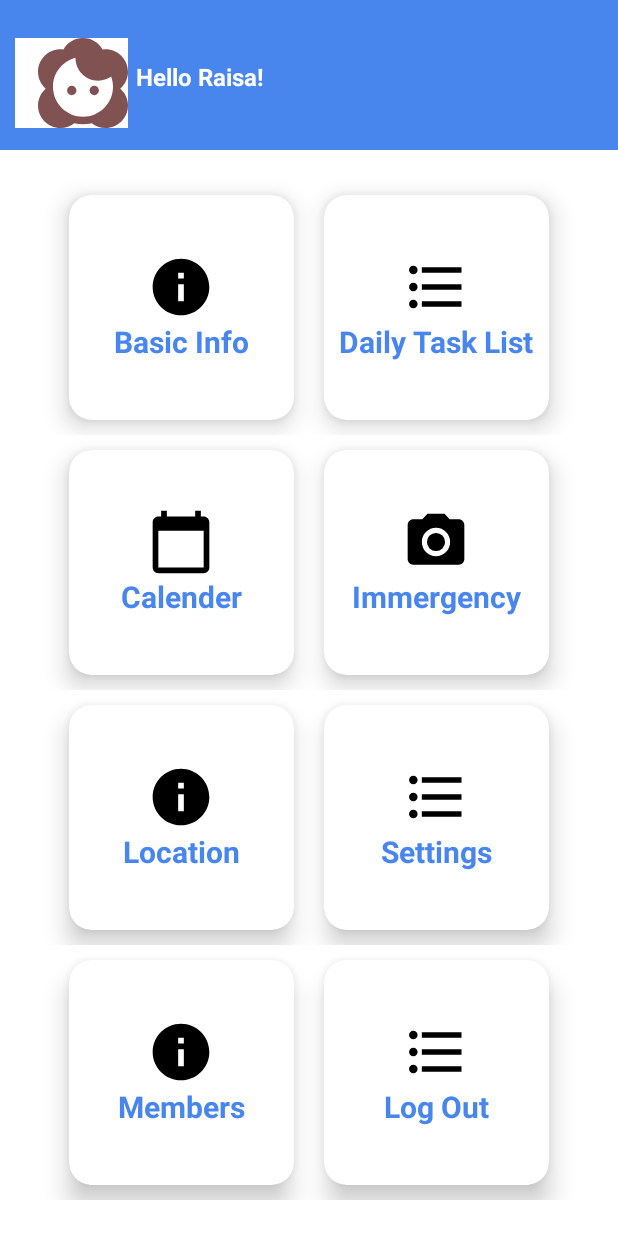
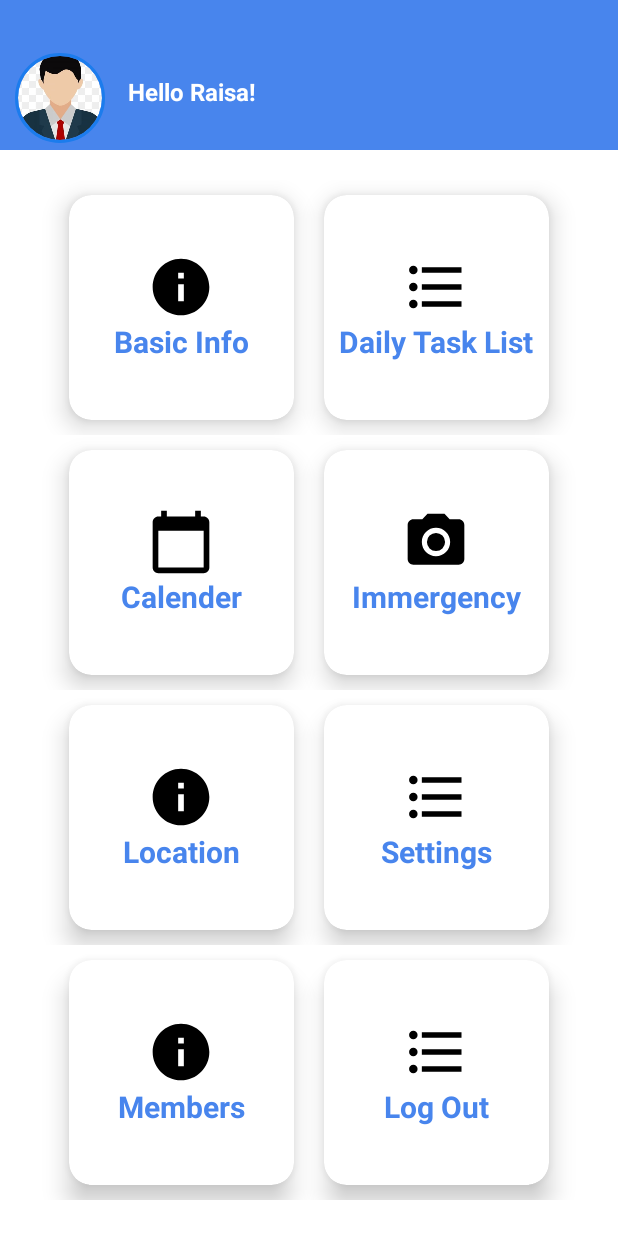
Before and after one commit to Raisa-islam/CarePlus, an Android app: the MainActivity2 screen opened directly, with no data from a screen before it, on a phone screen of 412 x 824 dp. Run offline under Robolectric (Android 15) with nearby library versions, the phone set to English and light mode, and no system bars; our stand-ins replace CircleImageView.

Commit message:
a little change

```diff
--- a/app/src/main/java/com/raisa/update1/Basic_info_card.java
+++ b/app/src/main/java/com/raisa/update1/Basic_info_card.java
@@ -4,6 +4,7 @@ import androidx.appcompat.app.AppCompatActivity;
 
 import android.os.Bundle;
 import android.view.View;
+import android.view.WindowManager;
 import android.widget.ImageView;
 import android.widget.TextView;
 
@@ -14,6 +15,7 @@ public class Basic_info_card extends AppCompatActivity {
     @Override
     protected void onCreate(Bundle savedInstanceState) {
         super.onCreate(savedInstanceState);
+        getWindow().setFlags(WindowManager.LayoutParams.FLAG_FULLSCREEN, WindowManager.LayoutParams.FLAG_FULLSCREEN);
         setContentView(R.layout.activity_basic_info_card);
 
         edit_info = findViewById(R.id.edit_info);
--- a/app/src/main/java/com/raisa/update1/MainActivity.java
+++ b/app/src/main/java/com/raisa/update1/MainActivity.java
@@ -5,6 +5,7 @@ import androidx.appcompat.app.AppCompatActivity;
 import android.content.Intent;
 import android.os.Bundle;
 import android.view.View;
+import android.view.WindowManager;
 import android.widget.Button;
 import android.widget.EditText;
 
@@ -14,6 +15,7 @@ public class MainActivity extends AppCompatActivity {
     @Override
     protected void onCreate(Bundle savedInstanceState) {
         super.onCreate(savedInstanceState);
+        getWindow().setFlags(WindowManager.LayoutParams.FLAG_FULLSCREEN, WindowManager.LayoutParams.FLAG_FULLSCREEN);
         setContentView(R.layout.activity_main);
         type = findViewById(R.id.user_type);
         login = findViewById(R.id.button);
--- a/app/src/main/java/com/raisa/update1/MainActivity2.java
+++ b/app/src/main/java/com/raisa/update1/MainActivity2.java
@@ -6,6 +6,7 @@ import androidx.cardview.widget.CardView;
 import android.content.Intent;
 import android.os.Bundle;
 import android.view.View;
+import android.view.WindowManager;
 import android.widget.Toast;
 
 public class MainActivity2 extends AppCompatActivity {
@@ -13,6 +14,7 @@ public class MainActivity2 extends AppCompatActivity {
     @Override
     protected void onCreate(Bundle savedInstanceState) {
         super.onCreate(savedInstanceState);
+        getWindow().setFlags(WindowManager.LayoutParams.FLAG_FULLSCREEN, WindowManager.LayoutParams.FLAG_FULLSCREEN);
         setContentView(R.layout.activity_main2);
 
         task = findViewById(R.id.CardTask);
--- a/app/src/main/java/com/raisa/update1/MainActivity3.java
+++ b/app/src/main/java/com/raisa/update1/MainActivity3.java
@@ -3,6 +3,7 @@ package com.raisa.update1;
 import android.os.Bundle;
 import android.view.View;
 import android.view.Menu;
+import android.view.WindowManager;
 
 import com.google.android.material.snackbar.Snackbar;
 import com.google.android.material.navigation.NavigationView;
@@ -24,6 +25,7 @@ public class MainActivity3 extends AppCompatActivity {
     @Override
     protected void onCreate(Bundle savedInstanceState) {
         super.onCreate(savedInstanceState);
+        getWindow().setFlags(WindowManager.LayoutParams.FLAG_FULLSCREEN, WindowManager.LayoutParams.FLAG_FULLSCREEN);
 
         binding = ActivityMain3Binding.inflate(getLayoutInflater());
         setContentView(binding.getRoot());
--- a/app/src/main/java/com/raisa/update1/Member_card.java
+++ b/app/src/main/java/com/raisa/update1/Member_card.java
@@ -3,12 +3,14 @@ package com.raisa.update1;
 import androidx.appcompat.app.AppCompatActivity;
 
 import android.os.Bundle;
+import android.view.WindowManager;
 
 public class Member_card extends AppCompatActivity {
 
     @Override
     protected void onCreate(Bundle savedInstanceState) {
         super.onCreate(savedInstanceState);
+        getWindow().setFlags(WindowManager.LayoutParams.FLAG_FULLSCREEN, WindowManager.LayoutParams.FLAG_FULLSCREEN);
         setContentView(R.layout.activity_member_card);
     }
 }
--- a/app/src/main/java/com/raisa/update1/TaskList_card.java
+++ b/app/src/main/java/com/raisa/update1/TaskList_card.java
@@ -10,6 +10,7 @@ import android.view.Gravity;
 import android.view.View;
 import android.view.ViewGroup;
 import android.view.Window;
+import android.view.WindowManager;
 import android.widget.TextView;
 
 import com.airbnb.lottie.LottieAnimationView;
@@ -21,6 +22,7 @@ public class TaskList_card extends AppCompatActivity {
     @Override
     protected void onCreate(Bundle savedInstanceState) {
         super.onCreate(savedInstanceState);
+        getWindow().setFlags(WindowManager.LayoutParams.FLAG_FULLSCREEN, WindowManager.LayoutParams.FLAG_FULLSCREEN);
         setContentView(R.layout.activity_task_list_card);
 
         addTask = findViewById(R.id.addTask);
--- a/app/src/main/java/com/raisa/update1/settings_card.java
+++ b/app/src/main/java/com/raisa/update1/settings_card.java
@@ -3,12 +3,14 @@ package com.raisa.update1;
 import androidx.appcompat.app.AppCompatActivity;
 
 import android.os.Bundle;
+import android.view.WindowManager;
 
 public class settings_card extends AppCompatActivity {
 
     @Override
     protected void onCreate(Bundle savedInstanceState) {
         super.onCreate(savedInstanceState);
+        getWindow().setFlags(WindowManager.LayoutParams.FLAG_FULLSCREEN, WindowManager.LayoutParams.FLAG_FULLSCREEN);
         setContentView(R.layout.activity_settings_card);
     }
 }
--- a/app/src/main/java/com/raisa/update1/splash.java
+++ b/app/src/main/java/com/raisa/update1/splash.java
@@ -5,6 +5,7 @@ import androidx.appcompat.app.AppCompatActivity;
 import android.content.Intent;
 import android.os.Bundle;
 import android.os.Handler;
+import android.view.WindowManager;
 import android.view.animation.Animation;
 import android.view.animation.AnimationUtils;
 import android.widget.TextView;
@@ -16,11 +17,12 @@ public class splash extends AppCompatActivity {
     @Override
     protected void onCreate(Bundle savedInstanceState) {
         super.onCreate(savedInstanceState);
+        getWindow().setFlags(WindowManager.LayoutParams.FLAG_FULLSCREEN, WindowManager.LayoutParams.FLAG_FULLSCREEN);
         setContentView(R.layout.activity_splash);
 
         wel=findViewById(R.id.textview1);
         learning=findViewById(R.id.textview2);
-        //getWindow().setFlags(WindowManager.LayoutParams.FLAG_FULLSCREEN,WindowManager.LayoutParams.FLAG_FULLSCREEN);
+
         new Handler().postDelayed(new Runnable() {
             @Override
             public void run() {
--- a/app/src/main/res/layout/activity_main2.xml
+++ b/app/src/main/res/layout/activity_main2.xml
@@ -29,14 +29,18 @@
             <LinearLayout
                 android:layout_width="wrap_content"
                 android:layout_height="wrap_content"
-                android:layout_marginTop="25dp"
-                android:background="@color/white">
-
-                <ImageView
+                android:layout_marginTop="20dp"
+                android:background="@color/colorAccent">
+                <de.hdodenhof.circleimageview.CircleImageView
+                    android:id="@+id/profileCircleImageView"
                     android:layout_width="60dp"
                     android:layout_height="60dp"
-                    android:layout_marginLeft="15dp"
-                    android:background="@drawable/ic_baseline_face_2_24" />
+                    app:civ_border_width="2dp"
+                    app:civ_border_color="@color/imageBorderColor"
+                    android:src="@drawable/user_dp"
+                    android:layout_marginTop="15dp"
+                    android:layout_marginRight="10dp"/>
+
 
             </LinearLayout>
 
@@ -46,7 +50,7 @@
                 android:layout_width="match_parent"
                 android:layout_height="wrap_content"
                 android:layout_marginLeft="5dp"
-                android:layout_marginTop="40dp"
+                android:layout_marginTop="50dp"
                 android:text="Hello Raisa!"
                 android:textColor="@color/white"
                 android:textSize="16sp"
--- a/app/src/main/res/values/themes.xml
+++ b/app/src/main/res/values/themes.xml
@@ -16,7 +16,7 @@
 
     <style name="Theme.Update1.NoActionBar">
         <item name="windowActionBar">false</item>
-        <item name="windowNoTitle">true</item>
+        <item name="windowNoTitle">false</item>
     </style>
 
     <style name="Theme.Update1.AppBarOverlay" parent="ThemeOverlay.AppCompat.Dark.ActionBar" />
```
